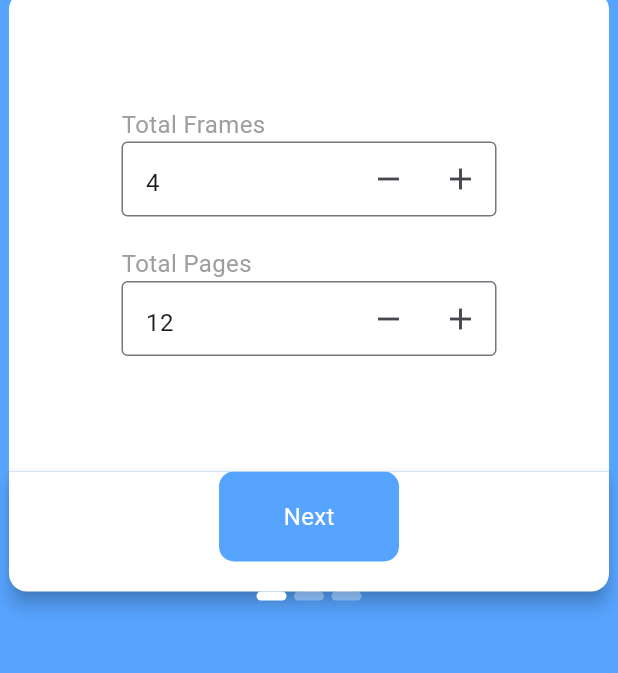
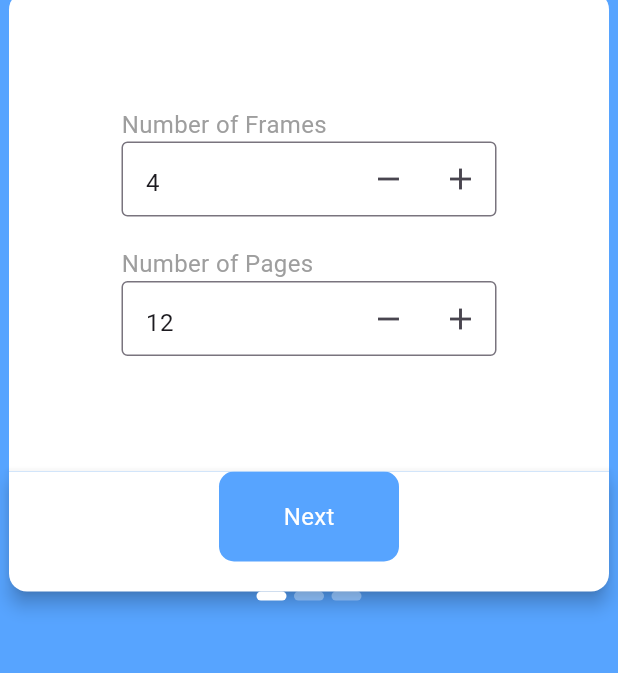
Before and after one commit to itsAliTahir/SIMULATION-PAGE-REPLACEMENT-POLICIES-COMPARISON-Operating-System-Project-, a Flutter app: the screen it shows after launch, after a tap on "Next", after a tap on "Back", on a phone screen of 412 x 824 dp, the part 367-1040 px from its top. Run offline on Flutter 3.47's test engine with Material 3 defaults, Android fonts, the phone set to English and light mode, and no system bars; drawn by our look-alikes of carousel_indicator; our stand-ins replace delayed_display; missing offline and left inert: hovering.

Commit message:
Problems Solved

```diff
--- a/lib/Screens/algorithms/slides_functions.dart
+++ b/lib/Screens/algorithms/slides_functions.dart
@@ -42,7 +42,7 @@ Widget hitPage(
       height: 60,
       margin: EdgeInsets.only(top: positionIndex * 60),
       decoration: BoxDecoration(
-          color: Color.fromARGB(255, 12, 73, 255),
+          color: const Color.fromARGB(255, 8, 8, 9),
           border: Border.all(color: Colors.black)),
       child: Center(
           child: Text(
--- a/lib/Screens/home_page.dart
+++ b/lib/Screens/home_page.dart
@@ -7,6 +7,8 @@ import '../global_data.dart';
 import 'algorithms/fifoalgorithm.dart';
 
 class MyHomePage extends StatefulWidget {
+  const MyHomePage({super.key});
+
   @override
   State<MyHomePage> createState() => _MyHomePageState();
 }
@@ -14,16 +16,19 @@ class MyHomePage extends StatefulWidget {
 class _MyHomePageState extends State<MyHomePage>
     with SingleTickerProviderStateMixin {
   List<Widget> pages = [
-    MyIndexScreen(),
-    MyFIFOAlgorithm(),
-    MyLIFOAlgorithm(),
-    MyLRUAlgorithm(),
+    const MyIndexScreen(),
+    const MyFIFOAlgorithm(),
+    const MyLIFOAlgorithm(),
+    const MyLRUAlgorithm(),
   ];
+  @override
   void initState() {
     super.initState();
 
     tabController = TabController(
-        length: 4, vsync: this, animationDuration: Duration(milliseconds: 500));
+        length: 4,
+        vsync: this,
+        animationDuration: const Duration(milliseconds: 500));
   }
 
   @override
--- a/lib/Screens/home_page_widgets/index_screen.dart
+++ b/lib/Screens/home_page_widgets/index_screen.dart
@@ -20,9 +20,9 @@ class _MyIndexScreenState extends State<MyIndexScreen> {
   Widget build(BuildContext context) {
     final pagesIds = Provider.of<ProviderClass>(context).pagesIds;
     List<Widget> slides = [
-      MyInputFields(),
-      MyPagesCircles(),
-      MySelectAlgorithm(),
+      const MyInputFields(),
+      const MyPagesCircles(),
+      const MySelectAlgorithm(),
     ];
     return Center(
       child: SingleChildScrollView(
@@ -96,7 +96,8 @@ class _MyIndexScreenState extends State<MyIndexScreen> {
                                 setState(() {
                                   pageIndex--;
                                   slideController.animateToPage(pageIndex,
-                                      duration: Duration(milliseconds: 500),
+                                      duration:
+                                          const Duration(milliseconds: 500),
                                       curve: Easing.standard);
                                 });
                               }
@@ -136,7 +137,8 @@ class _MyIndexScreenState extends State<MyIndexScreen> {
                                 setState(() {
                                   pageIndex++;
                                   slideController.animateToPage(pageIndex,
-                                      duration: Duration(milliseconds: 500),
+                                      duration:
+                                          const Duration(milliseconds: 500),
                                       curve: Easing.standard);
                                 });
                               }
--- a/lib/Screens/home_page_widgets/input_fields.dart
+++ b/lib/Screens/home_page_widgets/input_fields.dart
@@ -25,7 +25,7 @@ class _MyInputFieldsState extends State<MyInputFields> {
             margin: const EdgeInsets.only(left: 75),
             child: const Align(
               alignment: Alignment.centerLeft,
-              child: Text("Total Frames",
+              child: Text("Number of Frames",
                   textAlign: TextAlign.left,
                   style: TextStyle(color: Colors.grey, fontSize: 16)),
             ),
@@ -97,7 +97,7 @@ class _MyInputFieldsState extends State<MyInputFields> {
             margin: const EdgeInsets.only(left: 75),
             child: const Align(
               alignment: Alignment.centerLeft,
-              child: Text("Total Pages",
+              child: Text("Number of Pages",
                   textAlign: TextAlign.left,
                   style: TextStyle(color: Colors.grey, fontSize: 16)),
             ),
--- a/lib/global_data.dart
+++ b/lib/global_data.dart
@@ -6,7 +6,7 @@ var pageController = TextEditingController(text: "12");
 List<FocusNode> focusNodes = List.generate(20, (index) => FocusNode());
 
 int pageIndex = 0;
-int MainpageIndex = 0;
+int mainpageIndex = 0;
 int algorithmIndex = 2;
 late TabController tabController;
 final slideController = PageController(initialPage: 0);
--- a/lib/main.dart
+++ b/lib/main.dart
@@ -4,10 +4,12 @@ import 'Provider/data_provider.dart';
 import 'Screens/home_page.dart';
 
 void main() {
-  runApp(MyApp());
+  runApp(const MyApp());
 }
 
 class MyApp extends StatelessWidget {
+  const MyApp({super.key});
+
   @override
   Widget build(BuildContext context) {
     return MultiProvider(
@@ -24,7 +26,7 @@ class MyApp extends StatelessWidget {
           scaffoldBackgroundColor: const Color.fromARGB(255, 87, 164, 255),
         ),
         debugShowCheckedModeBanner: false,
-        home: MyHomePage(),
+        home: const MyHomePage(),
       ),
     );
   }
```
Also changed, not shown: lib/Screens/algorithms/fifoalgorithm.dart (+7 -5 lines), lib/Screens/algorithms/lifoalgorithm.dart (+7 -5 lines), lib/Screens/algorithms/lrualgorithm.dart (+7 -5 lines), lib/Screens/home_page_widgets/select_algorithm.dart (+4 -8 lines), 1 other file.
